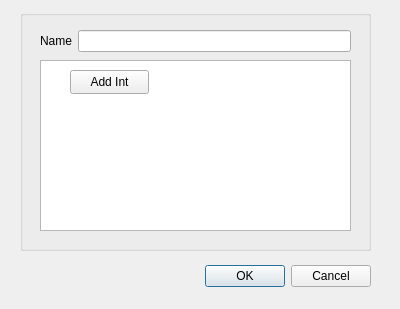
Qt form pcsx2-qt/Debugger/Structures/StructureDialog.ui (adamd3v/pcsx2-debugger-classview) before a commit.
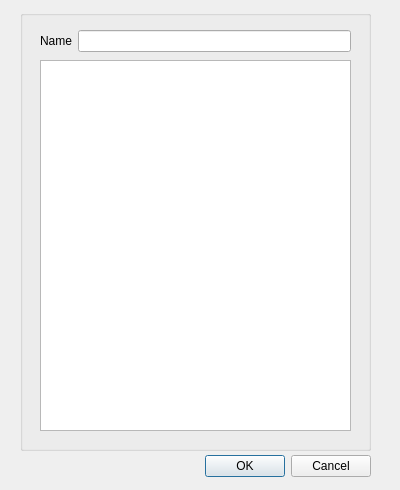
The same form after that commit.

Commit message: Debugger: Adjusted StructureDialog's UI for the field list view

Diff of the .ui file:
```diff
--- a/pcsx2-qt/Debugger/Structures/StructureDialog.ui
+++ b/pcsx2-qt/Debugger/Structures/StructureDialog.ui
@@ -7,7 +7,7 @@
     <x>0</x>
     <y>0</y>
     <width>400</width>
-    <height>309</height>
+    <height>490</height>
    </rect>
   </property>
   <property name="windowTitle">
@@ -17,7 +17,7 @@
    <property name="geometry">
     <rect>
      <x>30</x>
-     <y>260</y>
+     <y>450</y>
      <width>341</width>
      <height>32</height>
     </rect>
@@ -35,7 +35,7 @@
      <x>20</x>
      <y>10</y>
      <width>351</width>
-     <height>241</height>
+     <height>441</height>
     </rect>
    </property>
    <property name="title">
@@ -72,23 +72,10 @@
       <x>20</x>
       <y>50</y>
       <width>311</width>
-      <height>171</height>
+      <height>371</height>
      </rect>
     </property>
    </widget>
-   <widget class="QPushButton" name="addIntButton">
-    <property name="geometry">
-     <rect>
-      <x>50</x>
-      <y>60</y>
-      <width>79</width>
-      <height>24</height>
-     </rect>
-    </property>
-    <property name="text">
-     <string>Add Int</string>
-    </property>
-   </widget>
   </widget>
  </widget>
  <resources/>
```
